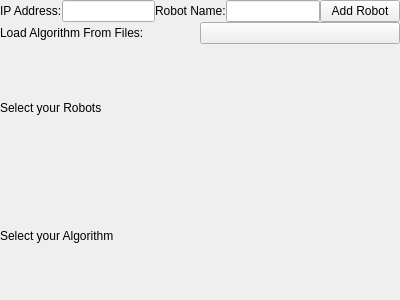
Above: resource/MyPlugin.ui from Cloinville/ros-gui before the change. Below: the same form after it.
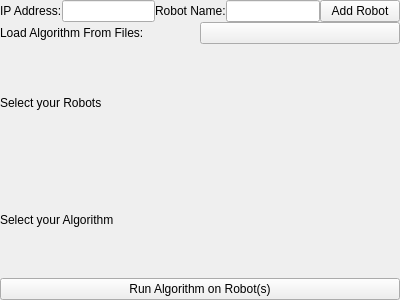
That is the form after the change.

Commit message: Added button to run robots, currently calls a script on all robots that have been checked

Diff of the .ui file:
```diff
--- a/resource/MyPlugin.ui
+++ b/resource/MyPlugin.ui
@@ -99,6 +99,20 @@
     <layout class="QGridLayout" name="algorithm_radio_layout">
      </layout>
    </item>
+
+<item>
+    <layout class="QHBoxLayout" name="run_line">
+     <item>
+      <widget class="QPushButton" name="run_button">
+       <property name="text">
+	       <string>Run Algorithm on Robot(s)</string>
+       </property>
+      </widget>
+     </item>
+    </layout>
+   </item>
+
+
   </layout>
  </widget>
  <resources/>
```
Left out of the diff: 1 changed line with no effect on the pictures. The commit also changes 4 other files.
